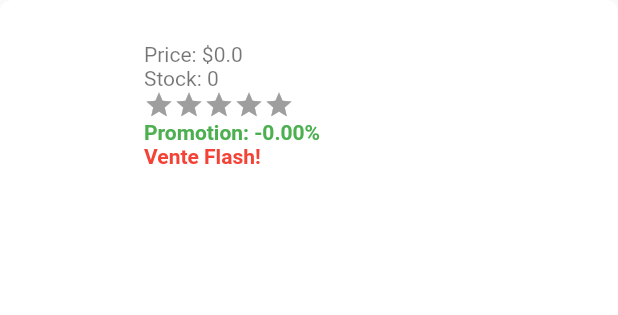
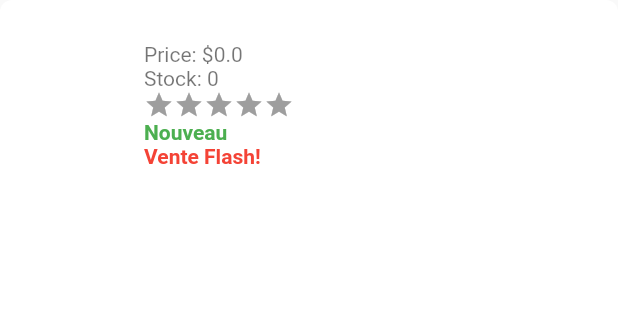
Before and after one commit to BrahimTuijine/E-Shop, a Flutter app: the ProductListTile widget shown alone on an empty page, opened directly with empty values, on a phone screen of 412 x 824 dp. Shown: the top 315 px of the screen. Run offline on Flutter 3.47's test engine with Material 3 defaults, Android fonts, the phone set to English and light mode, and no system bars; drawn by our look-alikes of flutter_rating_bar; our stand-ins replace connectivity_plus, dartz, flutter_bloc, flutter_dotenv, flutter_svg, freezed_annotation and 5 more; missing offline and left inert: forge_annotation; accounts and stored records are empty; network calls fail.

Commit message:
change it with product factory

```diff
--- a/lib/features/products/presentation/widgets/product_tile.dart
+++ b/lib/features/products/presentation/widgets/product_tile.dart
@@ -1,9 +1,18 @@
+// ignore_for_file: public_member_api_docs, sort_constructors_first
 import 'package:e_shop/features/products/data/models/products_models_export.dart';
 import 'package:flutter/material.dart';
 import 'package:flutter_rating_bar/flutter_rating_bar.dart';
 
 class ProductListTile extends StatelessWidget {
   final Product product;
+
+  bool isNewProduct(DateTime? createdAt) {
+    if (createdAt == null) return false;
+    final DateTime currentDate = DateTime.now();
+    final Duration difference = currentDate.difference(createdAt);
+    return difference.inDays <= 3;
+  }
+
   const ProductListTile({
     super.key,
     required this.product,
@@ -67,10 +76,11 @@ class ProductListTile extends StatelessWidget {
                     ),
                     onRatingUpdate: (rating) {},
                   ),
-                if (product.price != null && product.price! < 50)
-                  Text(
-                    'Promotion: -${product.discountPercentage!.toStringAsFixed(2)}%',
-                    style: const TextStyle(
+                if (product.meta?.createdAt != null &&
+                    isNewProduct(product.meta!.createdAt))
+                  const Text(
+                    'Nouveau',
+                    style: TextStyle(
                       color: Colors.green,
                       fontWeight: FontWeight.bold,
                     ),
--- a/pubspec.yaml
+++ b/pubspec.yaml
@@ -3,7 +3,7 @@ description: "A new Flutter project."
 publish_to: "none"
 version: 1.0.0+1
 environment:
-  sdk: ^3.5.0
+  sdk: ^3.4.3
 
 dependencies:
   flutter:
```
Also changed, not shown: lib/features/products/presentation/views/products_screen.dart (+3 -19 lines), lib/features/products/presentation/widgets/product_factory.dart (added, +35 -0 lines), pubspec.lock.
